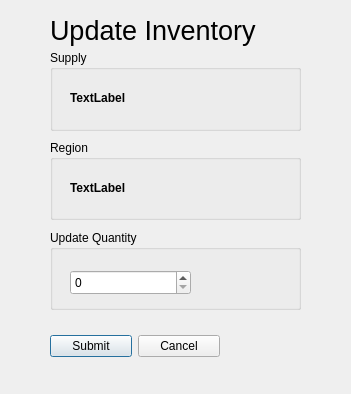
First picture: the form in OmegaSquaddApplication/updateinventory.ui, repository paulina7m/COMP3004OmegaSquad, before the edit.
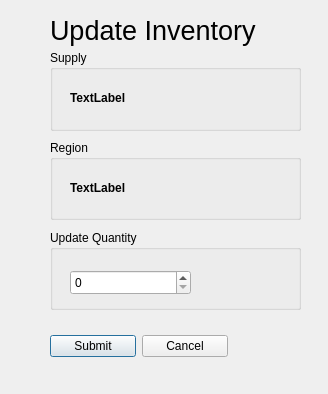
Second picture: the form after the edit.

Patch:
```diff
--- a/OmegaSquaddApplication/updateinventory.ui
+++ b/OmegaSquaddApplication/updateinventory.ui
@@ -9,7 +9,7 @@
    <rect>
     <x>0</x>
     <y>0</y>
-    <width>351</width>
+    <width>328</width>
     <height>394</height>
    </rect>
   </property>
@@ -135,7 +135,7 @@
     <rect>
      <x>50</x>
      <y>330</y>
-     <width>170</width>
+     <width>178</width>
      <height>32</height>
     </rect>
    </property>
```
